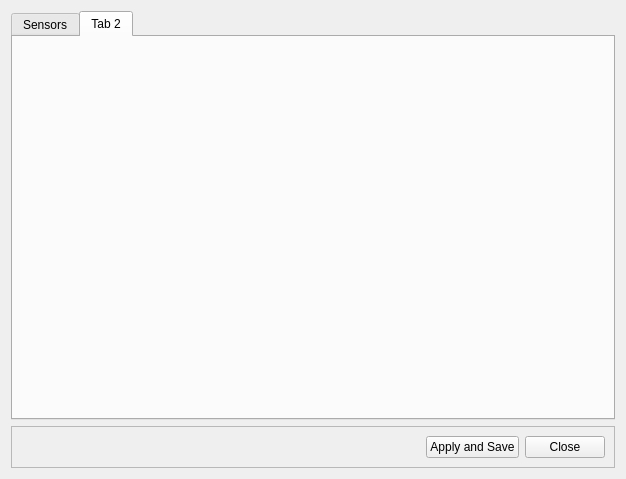
mt217258/SYP_Team23, file ui_files/window_settings.ui: the form before one commit.
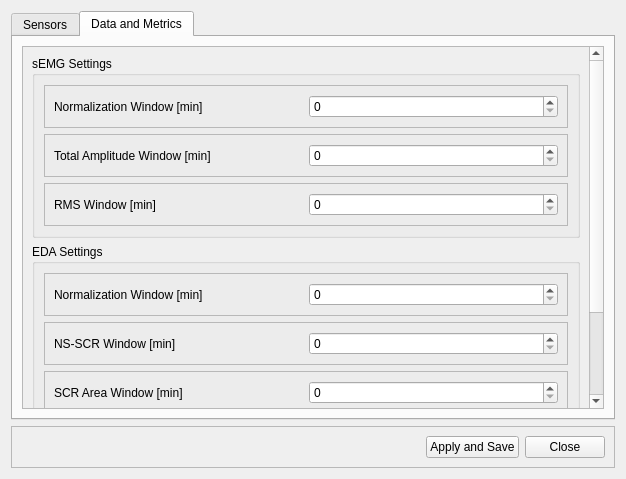
The form after the commit. The open tabs and pages were chosen to show the change. Custom widgets are drawn as their Qt base class.

Commit message:
settings updated for metrics
updated settings based on metric info

The edit to the form file:
```diff
--- a/ui_files/window_settings.ui
+++ b/ui_files/window_settings.ui
@@ -59,8 +59,210 @@
      </widget>
      <widget class="QWidget" name="tab_2">
       <attribute name="title">
-       <string>Tab 2</string>
+       <string>Data and Metrics</string>
       </attribute>
+      <layout class="QVBoxLayout" name="verticalLayout_6">
+       <item>
+        <widget class="QScrollArea" name="scrollArea_2">
+         <property name="widgetResizable">
+          <bool>true</bool>
+         </property>
+         <widget class="QWidget" name="scrollAreaWidgetContents_2">
+          <property name="geometry">
+           <rect>
+            <x>0</x>
+            <y>-60</y>
+            <width>565</width>
+            <height>426</height>
+           </rect>
+          </property>
+          <layout class="QVBoxLayout" name="verticalLayout_7">
+           <item>
+            <widget class="QGroupBox" name="groupBox">
+             <property name="title">
+              <string>sEMG Settings</string>
+             </property>
+             <layout class="QVBoxLayout" name="verticalLayout_4">
+              <item>
+               <widget class="QFrame" name="frame_5">
+                <property name="frameShape">
+                 <enum>QFrame::StyledPanel</enum>
+                </property>
+                <property name="frameShadow">
+                 <enum>QFrame::Raised</enum>
+                </property>
+                <layout class="QHBoxLayout" name="horizontalLayout_5">
+                 <item>
+                  <widget class="QLabel" name="label_4">
+                   <property name="text">
+                    <string>Normalization Window [min]</string>
+                   </property>
+                  </widget>
+                 </item>
+                 <item>
+                  <widget class="QSpinBox" name="spinBox"/>
+                 </item>
+                </layout>
+               </widget>
+              </item>
+              <item>
+               <widget class="QFrame" name="frame_2">
+                <property name="frameShape">
+                 <enum>QFrame::StyledPanel</enum>
+                </property>
+                <property name="frameShadow">
+                 <enum>QFrame::Raised</enum>
+                </property>
+                <layout class="QHBoxLayout" name="horizontalLayout_2">
+                 <item>
+                  <widget class="QLabel" name="label">
+                   <property name="text">
+                    <string>Total Amplitude Window [min]</string>
+                   </property>
+                  </widget>
+                 </item>
+                 <item>
+                  <widget class="QSpinBox" name="spinBox_2"/>
+                 </item>
+                </layout>
+               </widget>
+              </item>
+              <item>
+               <widget class="QFrame" name="frame_3">
+                <property name="frameShape">
+                 <enum>QFrame::StyledPanel</enum>
+                </property>
+                <property name="frameShadow">
+                 <enum>QFrame::Raised</enum>
+                </property>
+                <layout class="QHBoxLayout" name="horizontalLayout_3">
+                 <item>
+                  <widget class="QLabel" name="label_2">
+                   <property name="text">
+                    <string>RMS Window [min]</string>
+                   </property>
+                  </widget>
+                 </item>
+                 <item>
+                  <widget class="QSpinBox" name="spinBox_3"/>
+                 </item>
+                </layout>
+               </widget>
+              </item>
+             </layout>
+            </widget>
+           </item>
+           <item>
+            <widget class="QGroupBox" name="groupBox_2">
+             <property name="title">
+              <string>EDA Settings</string>
+             </property>
+             <layout class="QVBoxLayout" name="verticalLayout_5">
+              <item>
+               <widget class="QFrame" name="frame_8">
+                <property name="frameShape">
+                 <enum>QFrame::StyledPanel</enum>
+                </property>
+                <property name="frameShadow">
+                 <enum>QFrame::Raised</enum>
+                </property>
+                <layout class="QHBoxLayout" name="horizontalLayout_8">
+                 <item>
+                  <widget class="QLabel" name="label_7">
+                   <property name="text">
+                    <string>Normalization Window [min]</string>
+                   </property>
+                  </widget>
+                 </item>
+                 <item>
+                  <widget class="QSpinBox" name="spinBox_6"/>
+                 </item>
+                </layout>
+               </widget>
+              </item>
+              <item>
+               <widget class="QFrame" name="frame_7">
+                <property name="frameShape">
+                 <enum>QFrame::StyledPanel</enum>
+                </property>
+                <property name="frameShadow">
+                 <enum>QFrame::Raised</enum>
+                </property>
+                <layout class="QHBoxLayout" name="horizontalLayout_7">
+                 <item>
+                  <widget class="QLabel" name="label_6">
+                   <property name="text">
+                    <string>NS-SCR Window [min]</string>
+                   </property>
+                  </widget>
+                 </item>
+                 <item>
+                  <widget class="QSpinBox" name="spinBox_4"/>
+                 </item>
+                </layout>
+               </widget>
+              </item>
+              <item>
+               <widget class="QFrame" name="frame_6">
+                <property name="frameShape">
+                 <enum>QFrame::StyledPanel</enum>
+                </property>
+                <property name="frameShadow">
+                 <enum>QFrame::Raised</enum>
+                </property>
+                <layout class="QHBoxLayout" name="horizontalLayout_6">
+                 <item>
+                  <widget class="QLabel" name="label_5">
+                   <property name="text">
+                    <string>SCR Area Window [min]</string>
+                   </property>
+                  </widget>
+                 </item>
+                 <item>
+                  <widget class="QSpinBox" name="spinBox_5"/>
+                 </item>
+                </layout>
+               </widget>
+              </item>
+             </layout>
+            </widget>
+           </item>
+           <item>
+            <widget class="QGroupBox" name="groupBox_3">
+             <property name="title">
+              <string>Actigraphy Settings</string>
+             </property>
+             <layout class="QVBoxLayout" name="verticalLayout_8">
+              <item>
+               <widget class="QFrame" name="frame_9">
+                <property name="frameShape">
+                 <enum>QFrame::StyledPanel</enum>
+                </property>
+                <property name="frameShadow">
+                 <enum>QFrame::Raised</enum>
+                </property>
+                <layout class="QHBoxLayout" name="horizontalLayout_9">
+                 <item>
+                  <widget class="QLabel" name="label_8">
+                   <property name="text">
+                    <string>Normalization Window [min]</string>
+                   </property>
+                  </widget>
+                 </item>
+                 <item>
+                  <widget class="QSpinBox" name="spinBox_7"/>
+                 </item>
+                </layout>
+               </widget>
+              </item>
+             </layout>
+            </widget>
+           </item>
+          </layout>
+         </widget>
+        </widget>
+       </item>
+      </layout>
      </widget>
     </widget>
    </item>
```
Left out of the diff: 26 changed lines with no effect on the pictures. The commit also changes 7 other files.
